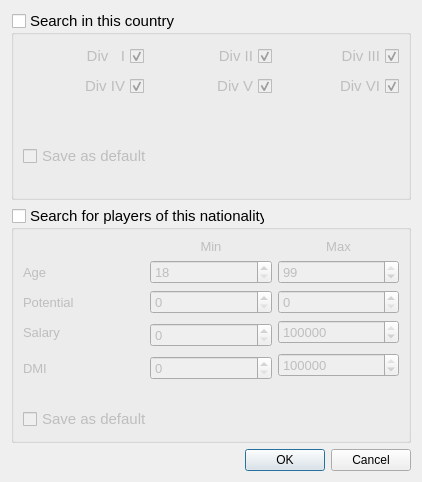
First picture: the form in source/searchdialog.ui, repository radszy/ntscout, before the edit.
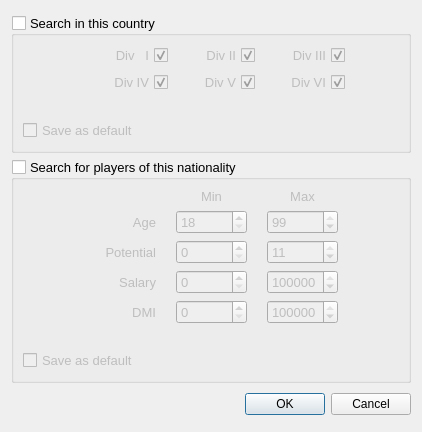
Second picture: the form after the edit.

Commit message: show time only in summary show more info in summary changing visual stuff

Diff of the .ui file:
```diff
--- a/source/searchdialog.ui
+++ b/source/searchdialog.ui
@@ -7,9 +7,15 @@
     <x>0</x>
     <y>0</y>
     <width>422</width>
-    <height>482</height>
+    <height>432</height>
    </rect>
   </property>
+  <property name="sizePolicy">
+   <sizepolicy hsizetype="Preferred" vsizetype="Fixed">
+    <horstretch>0</horstretch>
+    <verstretch>0</verstretch>
+   </sizepolicy>
+  </property>
   <property name="windowTitle">
    <string>Dialog</string>
   </property>
@@ -18,9 +24,16 @@
     <layout class="QVBoxLayout" name="verticalLayout_3">
      <item>
       <widget class="QGroupBox" name="countryGroup">
+       <property name="sizePolicy">
+        <sizepolicy hsizetype="Preferred" vsizetype="Fixed">
+         <horstretch>0</horstretch>
+         <verstretch>0</verstretch>
+        </sizepolicy>
+       </property>
        <property name="font">
         <font>
-         <pointsize>11</pointsize>
+         <family>Segoe UI</family>
+         <pointsize>10</pointsize>
         </font>
        </property>
        <property name="title">
@@ -35,47 +48,15 @@
        <layout class="QVBoxLayout" name="verticalLayout_2">
         <item>
          <layout class="QGridLayout" name="gridLayout_2">
-          <item row="0" column="0">
-           <widget class="QCheckBox" name="div1Check">
-            <property name="font">
-             <font>
-              <pointsize>11</pointsize>
-             </font>
-            </property>
-            <property name="layoutDirection">
-             <enum>Qt::RightToLeft</enum>
-            </property>
-            <property name="text">
-             <string>Div   I</string>
-            </property>
-            <property name="checked">
-             <bool>true</bool>
-            </property>
-           </widget>
-          </item>
-          <item row="0" column="1">
-           <widget class="QCheckBox" name="div2Check">
-            <property name="font">
-             <font>
-              <pointsize>11</pointsize>
-             </font>
-            </property>
-            <property name="layoutDirection">
-             <enum>Qt::RightToLeft</enum>
-            </property>
-            <property name="text">
-             <string>Div II</string>
-            </property>
-            <property name="checked">
-             <bool>true</bool>
-            </property>
-           </widget>
-          </item>
-          <item row="0" column="2">
+          <property name="horizontalSpacing">
+           <number>30</number>
+          </property>
+          <item row="0" column="3">
            <widget class="QCheckBox" name="div3Check">
             <property name="font">
              <font>
-              <pointsize>11</pointsize>
+              <family>Segoe UI</family>
+              <pointsize>10</pointsize>
              </font>
             </property>
             <property name="layoutDirection">
@@ -89,11 +70,12 @@
             </property>
            </widget>
           </item>
-          <item row="1" column="0">
+          <item row="1" column="1">
            <widget class="QCheckBox" name="div4Check">
             <property name="font">
              <font>
-              <pointsize>11</pointsize>
+              <family>Segoe UI</family>
+              <pointsize>10</pointsize>
              </font>
             </property>
             <property name="layoutDirection">
@@ -107,29 +89,31 @@
             </property>
            </widget>
           </item>
-          <item row="1" column="1">
-           <widget class="QCheckBox" name="div5Check">
+          <item row="0" column="1">
+           <widget class="QCheckBox" name="div1Check">
             <property name="font">
              <font>
-              <pointsize>11</pointsize>
+              <family>Segoe UI</family>
+              <pointsize>10</pointsize>
              </font>
             </property>
             <property name="layoutDirection">
              <enum>Qt::RightToLeft</enum>
             </property>
             <property name="text">
-             <string>Div V</string>
+             <string>Div   I</string>
             </property>
             <property name="checked">
              <bool>true</bool>
             </property>
            </widget>
           </item>
-          <item row="1" column="2">
+          <item row="1" column="3">
            <widget class="QCheckBox" name="div6Check">
             <property name="font">
              <font>
-              <pointsize>11</pointsize>
+              <family>Segoe UI</family>
+              <pointsize>10</pointsize>
              </font>
             </property>
             <property name="toolTip">
@@ -146,21 +130,46 @@
             </property>
            </widget>
           </item>
-          <item row="4" column="0">
-           <spacer name="horizontalSpacer">
-            <property name="orientation">
-             <enum>Qt::Horizontal</enum>
+          <item row="1" column="2">
+           <widget class="QCheckBox" name="div5Check">
+            <property name="font">
+             <font>
+              <family>Segoe UI</family>
+              <pointsize>10</pointsize>
+             </font>
             </property>
-            <property name="sizeHint" stdset="0">
-             <size>
-              <width>40</width>
-              <height>20</height>
-             </size>
+            <property name="layoutDirection">
+             <enum>Qt::RightToLeft</enum>
             </property>
-           </spacer>
+            <property name="text">
+             <string>Div V</string>
+            </property>
+            <property name="checked">
+             <bool>true</bool>
+            </property>
+           </widget>
           </item>
-          <item row="4" column="1">
-           <spacer name="horizontalSpacer_2">
+          <item row="0" column="2">
+           <widget class="QCheckBox" name="div2Check">
+            <property name="font">
+             <font>
+              <family>Segoe UI</family>
+              <pointsize>10</pointsize>
+             </font>
+            </property>
+            <property name="layoutDirection">
+             <enum>Qt::RightToLeft</enum>
+            </property>
+            <property name="text">
+             <string>Div II</string>
+            </property>
+            <property name="checked">
+             <bool>true</bool>
+            </property>
+           </widget>
+          </item>
+          <item row="0" column="0">
+           <spacer name="horizontalSpacer_5">
             <property name="orientation">
              <enum>Qt::Horizontal</enum>
             </property>
@@ -172,8 +181,8 @@
             </property>
            </spacer>
           </item>
-          <item row="4" column="2">
-           <spacer name="horizontalSpacer_3">
+          <item row="0" column="4">
+           <spacer name="horizontalSpacer_4">
             <property name="orientation">
              <enum>Qt::Horizontal</enum>
             </property>
@@ -185,11 +194,11 @@
             </property>
            </spacer>
           </item>
-          <item row="3" column="0" colspan="3">
+          <item row="3" column="0" colspan="2">
            <widget class="QCheckBox" name="saveDefaultCountry">
             <property name="font">
              <font>
-              <pointsize>11</pointsize>
+              <pointsize>10</pointsize>
              </font>
             </property>
             <property name="text">
@@ -197,7 +206,7 @@
             </property>
            </widget>
           </item>
-          <item row="2" column="0">
+          <item row="2" column="1">
            <widget class="QWidget" name="widget_2" native="true">
             <property name="minimumSize">
              <size>
@@ -205,6 +214,12 @@
               <height>15</height>
              </size>
             </property>
+            <property name="maximumSize">
+             <size>
+              <width>16777215</width>
+              <height>15</height>
+             </size>
+            </property>
            </widget>
           </item>
          </layout>
@@ -214,9 +229,16 @@
      </item>
      <item>
       <widget class="QGroupBox" name="nationalityGroup">
+       <property name="sizePolicy">
+        <sizepolicy hsizetype="Preferred" vsizetype="Fixed">
+         <horstretch>0</horstretch>
+         <verstretch>0</verstretch>
+        </sizepolicy>
+       </property>
        <property name="font">
         <font>
-         <pointsize>11</pointsize>
+         <family>Segoe UI</family>
+         <pointsize>10</pointsize>
         </font>
        </property>
        <property name="title">
@@ -230,23 +252,15 @@
        </property>
        <layout class="QVBoxLayout" name="verticalLayout">
         <item>
-         <layout class="QGridLayout" name="gridLayout">
-          <item row="3" column="0">
-           <widget class="QLabel" name="salaryLabel">
+         <layout class="QGridLayout" name="gridLayout" rowstretch="0,0,0,0,0,0,0,0">
+          <property name="horizontalSpacing">
+           <number>20</number>
+          </property>
+          <item row="3" column="3">
+           <widget class="QSpinBox" name="salMax">
             <property name="font">
              <font>
-              <pointsize>10</pointsize>
-             </font>
-            </property>
-            <property name="text">
-             <string>Salary</string>
-            </property>
-           </widget>
-          </item>
-          <item row="4" column="2" rowspan="2">
-           <widget class="QSpinBox" name="dmiMax">
-            <property name="font">
-             <font>
+              <family>Segoe UI</family>
               <pointsize>10</pointsize>
              </font>
             </property>
@@ -263,41 +277,65 @@
              <bool>false</bool>
             </property>
             <property name="maximum">
-             <number>99999999</number>
+             <number>999999</number>
             </property>
             <property name="value">
-             <number>99999999</number>
+             <number>999999</number>
             </property>
            </widget>
           </item>
-          <item row="2" column="0">
-           <widget class="QLabel" name="potentialLabel">
-            <property name="font">
-             <font>
-              <pointsize>10</pointsize>
-             </font>
-            </property>
-            <property name="text">
-             <string>Potential</string>
-            </property>
-           </widget>
-          </item>
-          <item row="1" column="0">
+          <item row="1" column="1">
            <widget class="QLabel" name="ageLabel">
             <property name="font">
              <font>
+              <family>Segoe UI</family>
               <pointsize>10</pointsize>
              </font>
             </property>
             <property name="text">
              <string>Age</string>
             </property>
+            <property name="alignment">
+             <set>Qt::AlignRight|Qt::AlignTrailing|Qt::AlignVCenter</set>
+            </property>
            </widget>
           </item>
-          <item row="1" column="1">
+          <item row="2" column="3">
+           <widget class="QSpinBox" name="potMax">
+            <property name="font">
+             <font>
+              <family>Segoe UI</family>
+              <pointsize>10</pointsize>
+             </font>
+            </property>
+            <property name="buttonSymbols">
+             <enum>QAbstractSpinBox::UpDownArrows</enum>
+            </property>
+            <property name="specialValueText">
+             <string/>
+            </property>
+            <property name="accelerated">
+             <bool>true</bool>
+            </property>
+            <property name="showGroupSeparator" stdset="0">
+             <bool>false</bool>
+            </property>
+            <property name="minimum">
+             <number>0</number>
+            </property>
+            <property name="maximum">
+             <number>11</number>
+            </property>
+            <property name="value">
+             <number>11</number>
+            </property>
+           </widget>
+          </item>
+          <item row="1" column="2">
            <widget class="QSpinBox" name="ageMin">
             <property name="font">
              <font>
+              <family>Segoe UI</family>
               <pointsize>10</pointsize>
              </font>
             </property>
@@ -318,34 +356,11 @@
             </property>
            </widget>
           </item>
-          <item row="3" column="1" rowspan="2">
-           <widget class="QSpinBox" name="salMin">
-            <property name="font">
-             <font>
-              <pointsize>10</pointsize>
-             </font>
-            </property>
-            <property name="buttonSymbols">
-             <enum>QAbstractSpinBox::UpDownArrows</enum>
-            </property>
-            <property name="specialValueText">
-             <string/>
-            </property>
-            <property name="accelerated">
-             <bool>true</bool>
-            </property>
-            <property name="showGroupSeparator" stdset="0">
-             <bool>false</bool>
-            </property>
-            <property name="maximum">
-             <number>999999</number>
-            </property>
-           </widget>
-          </item>
-          <item row="1" column="2">
+          <item row="1" column="3">
            <widget class="QSpinBox" name="ageMax">
             <property name="font">
              <font>
+              <family>Segoe UI</family>
               <pointsize>10</pointsize>
              </font>
             </property>
@@ -369,37 +384,11 @@
             </property>
            </widget>
           </item>
-          <item row="2" column="1">
-           <widget class="QSpinBox" name="potMin">
-            <property name="font">
-             <font>
-              <pointsize>10</pointsize>
-             </font>
-            </property>
-            <property name="buttonSymbols">
-             <enum>QAbstractSpinBox::UpDownArrows</enum>
-            </property>
-            <property name="specialValueText">
-             <string/>
-            </property>
-            <property name="accelerated">
-             <bool>true</bool>
-            </property>
-            <property name="showGroupSeparator" stdset="0">
-             <bool>false</bool>
-            </property>
-            <property name="maximum">
-             <number>11</number>
-            </property>
-            <property name="value">
-             <number>0</number>
-            </property>
-           </widget>
-          </item>
           <item row="2" column="2">
-           <widget class="QSpinBox" name="potMax">
+           <widget class="QSpinBox" name="potMin">
             <property name="font">
              <font>
+              <family>Segoe UI</family>
               <pointsize>10</pointsize>
              </font>
             </property>
@@ -415,96 +404,51 @@
             <property name="showGroupSeparator" stdset="0">
              <bool>false</bool>
             </property>
-            <property name="minimum">
-             <number>0</number>
-            </property>
             <property name="maximum">
              <number>11</number>
             </property>
-           </widget>
-          </item>
-          <item row="3" column="2">
-           <widget class="QSpinBox" name="salMax">
-            <property name="font">
-             <font>
-              <pointsize>10</pointsize>
-             </font>
-            </property>
-            <property name="buttonSymbols">
-             <enum>QAbstractSpinBox::UpDownArrows</enum>
-            </property>
-            <property name="specialValueText">
-             <string/>
-            </property>
-            <property name="accelerated">
-             <bool>true</bool>
-            </property>
-            <property name="showGroupSeparator" stdset="0">
-             <bool>false</bool>
-            </property>
-            <property name="maximum">
-             <number>999999</number>
-            </property>
             <property name="value">
-             <number>999999</number>
+             <number>0</number>
             </property>
            </widget>
           </item>
-          <item row="5" column="0">
-           <widget class="QLabel" name="dmiLabel">
+          <item row="2" column="1">
+           <widget class="QLabel" name="potentialLabel">
             <property name="font">
              <font>
+              <family>Segoe UI</family>
               <pointsize>10</pointsize>
              </font>
             </property>
             <property name="text">
-             <string>DMI</string>
+             <string>Potential</string>
             </property>
-           </widget>
-          </item>
-          <item row="5" column="1">
-           <widget class="QSpinBox" name="dmiMin">
-            <property name="font">
-             <font>
-              <pointsize>10</pointsize>
-             </font>
+            <property name="alignment">
+             <set>Qt::AlignRight|Qt::AlignTrailing|Qt::AlignVCenter</set>
             </property>
-            <property name="buttonSymbols">
-             <enum>QAbstractSpinBox::UpDownArrows</enum>
-            </property>
-            <property name="specialValueText">
-             <string/>
-            </property>
-            <property name="accelerated">
-             <bool>true</bool>
-            </property>
-            <property name="showGroupSeparator" stdset="0">
-             <bool>false</bool>
-            </property>
-            <property name="maximum">
-             <number>99999999</number>
-            </property>
            </widget>
           </item>
-          <item row="0" column="1">
-           <widget class="QLabel" name="label_5">
+          <item row="3" column="1">
+           <widget class="QLabel" name="salaryLabel">
             <property name="font">
              <font>
+              <family>Segoe UI</family>
               <pointsize>10</pointsize>
              </font>
             </property>
             <property name="text">
-             <string>Min</string>
+             <string>Salary</string>
             </property>
             <property name="alignment">
-             <set>Qt::AlignCenter</set>
+             <set>Qt::AlignRight|Qt::AlignTrailing|Qt::AlignVCenter</set>
             </property>
            </widget>
           </item>
-          <item row="0" column="2">
+          <item row="0" column="3">
            <widget class="QLabel" name="label_6">
             <property name="font">
              <font>
+              <family>Segoe UI</family>
               <pointsize>10</pointsize>
              </font>
             </property>
@@ -516,21 +460,41 @@
             </property>
            </widget>
           </item>
-          <item row="6" column="0">
-           <widget class="QWidget" name="widget" native="true">
-            <property name="minimumSize">
+          <item row="0" column="2">
+           <widget class="QLabel" name="label_5">
+            <property name="font">
+             <font>
+              <family>Segoe UI</family>
+              <pointsize>10</pointsize>
+             </font>
+            </property>
+            <property name="text">
+             <string>Min</string>
+            </property>
+            <property name="alignment">
+             <set>Qt::AlignCenter</set>
+            </property>
+           </widget>
+          </item>
+          <item row="6" column="4">
+           <spacer name="horizontalSpacer_2">
+            <property name="orientation">
+             <enum>Qt::Horizontal</enum>
+            </property>
+            <property name="sizeHint" stdset="0">
              <size>
-              <width>0</width>
-              <height>15</height>
+              <width>40</width>
+              <height>20</height>
              </size>
             </property>
-           </widget>
+           </spacer>
           </item>
           <item row="7" column="0" colspan="3">
            <widget class="QCheckBox" name="saveDefaultNationality">
             <property name="font">
              <font>
-              <pointsize>11</pointsize>
+              <family>Segoe UI</family>
+              <pointsize>10</pointsize>
              </font>
             </property>
             <property name="layoutDirection">
@@ -541,6 +505,113 @@
             </property>
            </widget>
           </item>
+          <item row="3" column="2">
+           <widget class="QSpinBox" name="salMin">
+            <property name="font">
+             <font>
+              <family>Segoe UI</family>
+              <pointsize>10</pointsize>
+             </font>
+            </property>
+            <property name="buttonSymbols">
+             <enum>QAbstractSpinBox::UpDownArrows</enum>
+            </property>
+            <property name="specialValueText">
+             <string/>
+            </property>
+            <property name="accelerated">
+             <bool>true</bool>
+            </property>
+            <property name="showGroupSeparator" stdset="0">
+             <bool>false</bool>
+            </property>
+            <property name="maximum">
+             <number>999999</number>
+            </property>
+           </widget>
+          </item>
+          <item row="4" column="3">
+           <widget class="QSpinBox" name="dmiMax">
+            <property name="font">
+             <font>
+              <family>Segoe UI</family>
+              <pointsize>10</pointsize>
+             </font>
+            </property>
+            <property name="buttonSymbols">
+             <enum>QAbstractSpinBox::UpDownArrows</enum>
+            </property>
+            <property name="specialValueText">
+             <string/>
+            </property>
+            <property name="accelerated">
+             <bool>true</bool>
+            </property>
+            <property name="showGroupSeparator" stdset="0">
+             <bool>false</bool>
+            </property>
+            <property name="maximum">
+             <number>99999999</number>
+            </property>
+            <property name="value">
+             <number>99999999</number>
+            </property>
+           </widget>
+          </item>
+          <item row="6" column="0">
+           <spacer name="horizontalSpacer">
+            <property name="orientation">
+             <enum>Qt::Horizontal</enum>
+            </property>
+            <property name="sizeHint" stdset="0">
+             <size>
+              <width>40</width>
+              <height>20</height>
+             </size>
+            </property>
+           </spacer>
+          </item>
+          <item row="4" column="2">
+           <widget class="QSpinBox" name="dmiMin">
+            <property name="font">
+             <font>
+              <family>Segoe UI</family>
+              <pointsize>10</pointsize>
+             </font>
+            </property>
+            <property name="buttonSymbols">
+             <enum>QAbstractSpinBox::UpDownArrows</enum>
+            </property>
+            <property name="specialValueText">
+             <string/>
+            </property>
+            <property name="accelerated">
+             <bool>true</bool>
+            </property>
+            <property name="showGroupSeparator" stdset="0">
+             <bool>false</bool>
+            </property>
+            <property name="maximum">
+             <number>99999999</number>
+            </property>
+           </widget>
+          </item>
+          <item row="4" column="1">
+           <widget class="QLabel" name="dmiLabel">
+            <property name="font">
+             <font>
+              <family>Segoe UI</family>
+              <pointsize>10</pointsize>
+             </font>
+            </property>
+            <property name="text">
+             <string>DMI</string>
+            </property>
+            <property name="alignment">
+             <set>Qt::AlignRight|Qt::AlignTrailing|Qt::AlignVCenter</set>
+            </property>
+           </widget>
+          </item>
          </layout>
         </item>
        </layout>
```
Left out of the diff: 5 changed lines with no effect on the pictures. The commit also changes 12 other files.
